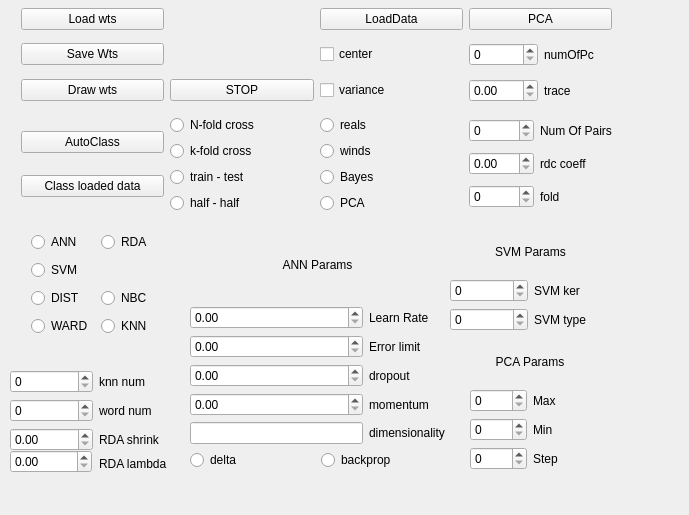
The window that net.ui (ArtfulVampire/SecondGUIrepo) describes before a commit, drawn with Qt 5.
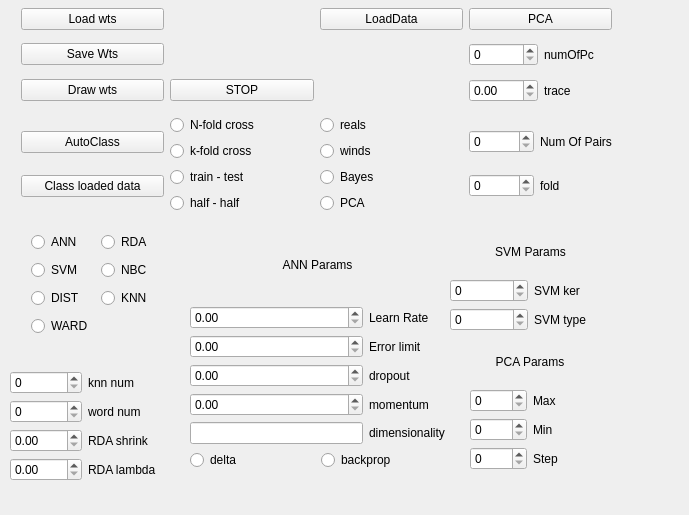
The same window after the commit.

```diff
--- a/net.ui
+++ b/net.ui
@@ -93,13 +93,6 @@
       </property>
      </widget>
     </item>
-    <item row="1" column="2">
-     <widget class="QCheckBox" name="centerCheckBox">
-      <property name="text">
-       <string>center</string>
-      </property>
-     </widget>
-    </item>
     <item row="1" column="3">
      <layout class="QHBoxLayout" name="horizontalLayout_3">
       <item>
@@ -128,13 +121,6 @@
       </property>
      </widget>
     </item>
-    <item row="2" column="2">
-     <widget class="QCheckBox" name="varianceCheckBox">
-      <property name="text">
-       <string>variance</string>
-      </property>
-     </widget>
-    </item>
     <item row="2" column="3">
      <layout class="QHBoxLayout" name="horizontalLayout_8">
       <item>
@@ -244,19 +230,9 @@
        </widget>
       </item>
       <item row="1" column="0">
-       <widget class="QDoubleSpinBox" name="reduceCoeffSpinBox"/>
-      </item>
-      <item row="1" column="1">
-       <widget class="QLabel" name="label_13">
-        <property name="text">
-         <string>rdc coeff</string>
-        </property>
-       </widget>
-      </item>
-      <item row="2" column="0">
        <widget class="QSpinBox" name="foldSpinBox"/>
       </item>
-      <item row="2" column="1">
+      <item row="1" column="1">
        <widget class="QLabel" name="label_6">
         <property name="text">
          <string>fold</string>
@@ -440,13 +416,6 @@
       </property>
      </widget>
     </item>
-    <item row="2" column="1">
-     <widget class="QRadioButton" name="classNBCRadioButton">
-      <property name="text">
-       <string>NBC</string>
-      </property>
-     </widget>
-    </item>
     <item row="0" column="0">
      <widget class="QRadioButton" name="classANNRadioButton">
       <property name="text">
@@ -454,13 +423,6 @@
       </property>
      </widget>
     </item>
-    <item row="3" column="1">
-     <widget class="QRadioButton" name="classKNNRadioButton">
-      <property name="text">
-       <string>KNN</string>
-      </property>
-     </widget>
-    </item>
     <item row="3" column="0">
      <widget class="QRadioButton" name="classWARDRadioButton">
       <property name="text">
@@ -468,15 +430,29 @@
       </property>
      </widget>
     </item>
+    <item row="1" column="1">
+     <widget class="QRadioButton" name="classNBCRadioButton">
+      <property name="text">
+       <string>NBC</string>
+      </property>
+     </widget>
+    </item>
+    <item row="2" column="1">
+     <widget class="QRadioButton" name="classKNNRadioButton">
+      <property name="text">
+       <string>KNN</string>
+      </property>
+     </widget>
+    </item>
    </layout>
   </widget>
-  <widget class="QWidget" name="layoutWidget">
+  <widget class="QWidget" name="">
    <property name="geometry">
     <rect>
      <x>10</x>
-     <y>370</y>
-     <width>171</width>
-     <height>81</height>
+     <y>371</y>
+     <width>149</width>
+     <height>112</height>
     </rect>
    </property>
    <layout class="QGridLayout" name="gridLayout_7">
@@ -510,31 +486,18 @@
       </property>
      </widget>
     </item>
+    <item row="3" column="0">
+     <widget class="QDoubleSpinBox" name="rdaLambdaSpinBox"/>
+    </item>
+    <item row="3" column="1">
+     <widget class="QLabel" name="label_11">
+      <property name="text">
+       <string>RDA lambda</string>
+      </property>
+     </widget>
+    </item>
    </layout>
   </widget>
-  <widget class="QDoubleSpinBox" name="rdaLambdaSpinBox">
-   <property name="geometry">
-    <rect>
-     <x>10</x>
-     <y>450</y>
-     <width>82</width>
-     <height>23</height>
-    </rect>
-   </property>
-  </widget>
-  <widget class="QLabel" name="label_11">
-   <property name="geometry">
-    <rect>
-     <x>99</x>
-     <y>454</y>
-     <width>80</width>
-     <height>20</height>
-    </rect>
-   </property>
-   <property name="text">
-    <string>RDA lambda</string>
-   </property>
-  </widget>
  </widget>
  <resources/>
  <connections/>
```
